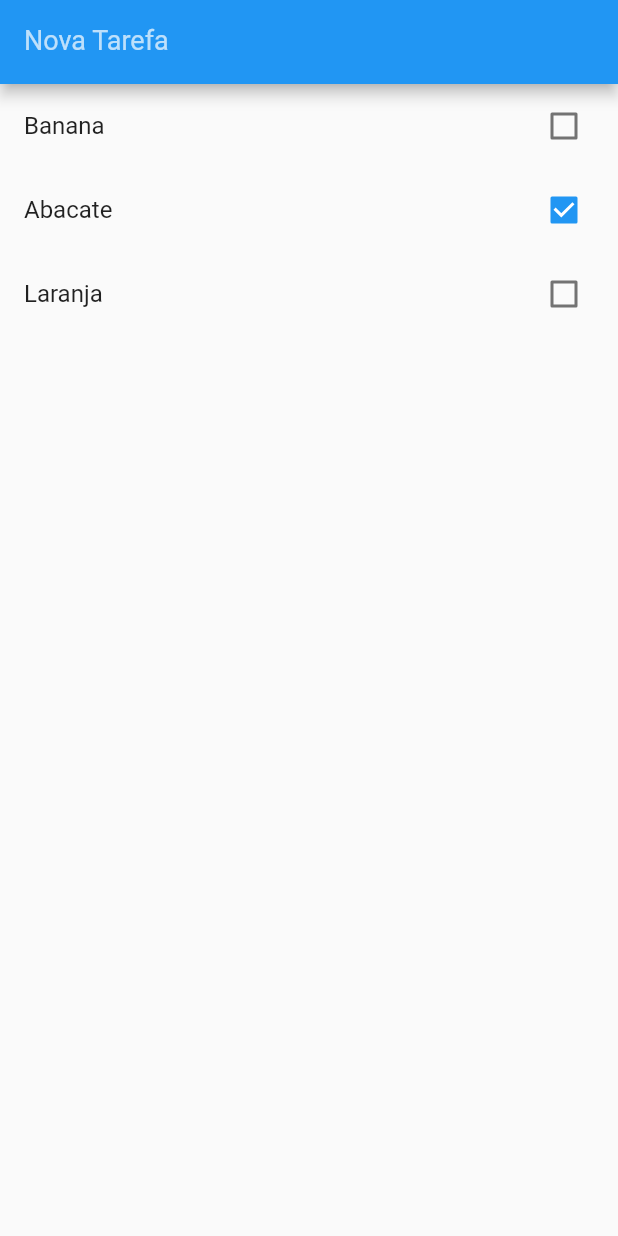
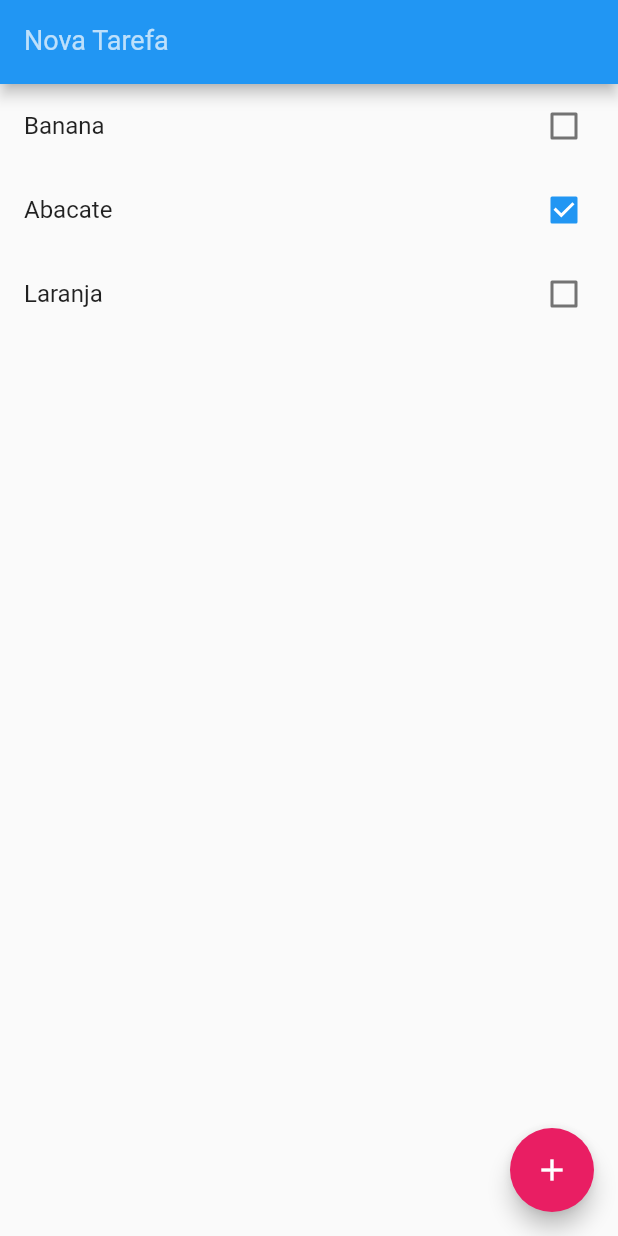
Before and after one commit to Rossitto/flutter_template, a Flutter app: the screen it shows after launch, on a phone screen of 412 x 824 dp. Run offline on Flutter 3.47's test engine with Material 2 defaults, Android fonts, the phone set to English and light mode, and no system bars.

Commit message:
fui até adicionando e removendo items

```diff
--- a/lib/main.dart
+++ b/lib/main.dart
@@ -38,6 +38,22 @@ class HomePage extends StatefulWidget {
 class _HomePageState extends State<HomePage> {
   var newTaskCtrl = TextEditingController();
 
+  void add() {
+    if (newTaskCtrl.text.isEmpty) return;
+    setState(() {
+      widget.items.add(Item(
+        title: newTaskCtrl.text,
+        done: false,
+      ));
+    });
+  }
+
+  void remove(int index) {
+    setState(() {
+      widget.items.removeAt(index);
+    });
+  }
+
   @override
   Widget build(BuildContext context) {
     return Scaffold(
@@ -58,18 +74,34 @@ class _HomePageState extends State<HomePage> {
         itemCount: widget.items.length,
         itemBuilder: (BuildContext context, int index) {
           final item = widget.items[index];
-          return CheckboxListTile(
-            title: Text(item.title),
+          return Dismissible(
+            child: CheckboxListTile(
+              title: Text(item.title),
+              value: item.done,
+              onChanged: (value) {
+                setState(() {
+                  item.done = value;
+                });
+              },
+            ),
             key: Key(item.title),
-            value: item.done,
-            onChanged: (value) {
-              setState(() {
-                item.done = value;
-              });
+            background: Container(
+              color: Colors.red.withOpacity(0.2),
+            ),
+            onDismissed: (direction) {
+              //if(direction == DismissDirection.endToStart)
+              //if(direction == DismissDirection.startToEnd)
+              //print(direction);
+              remove(index);
             },
           );
         },
       ),
+      floatingActionButton: FloatingActionButton(
+        onPressed: add,
+        child: Icon(Icons.add),
+        backgroundColor: Colors.pink,
+      ),
     );
   }
 }
```
